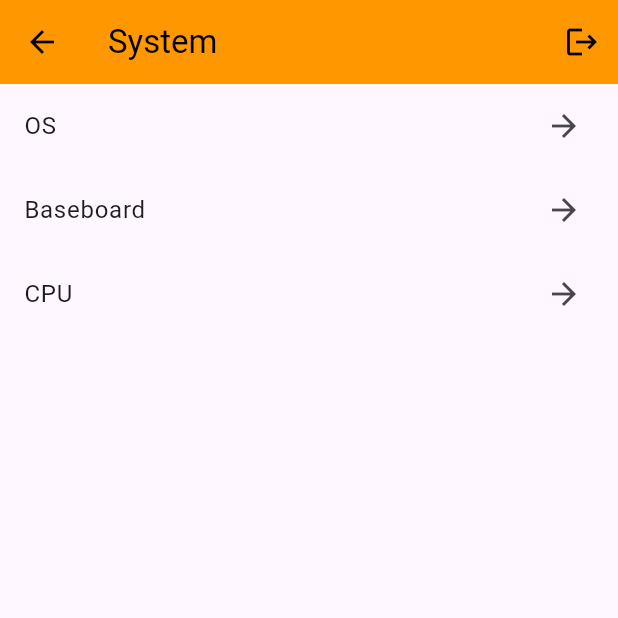
After one commit to s3ppo/unraid_mobile_ui, a Flutter app: the SystemPage screen opened by its route, on a phone screen of 412 x 824 dp, the top half of it. The commit adds this screen. Run offline on Flutter 3.47's test engine with Material 3 defaults, Android fonts, the phone set to English and light mode, and no system bars; our stand-ins replace flutter_secure_storage, font_awesome_flutter, graphql_flutter, package_info_plus; missing offline and left inert: fan_floating_menu; accounts and stored records are empty; network calls fail.

Commit message:
begin system

```diff
--- a/lib/global/routes.dart
+++ b/lib/global/routes.dart
@@ -4,9 +4,12 @@ import 'package:unraid_ui/screens/dockers.dart';
 import 'package:unraid_ui/screens/login.dart';
 import 'package:unraid_ui/screens/plugins.dart';
 import 'package:unraid_ui/screens/shares.dart';
-
-import '../screens/home.dart';
-import '../screens/vms.dart';
+import 'package:unraid_ui/screens/home.dart';
+import 'package:unraid_ui/screens/vms.dart';
+import 'package:unraid_ui/screens/system.dart';
+import 'package:unraid_ui/screens/system_baseboard.dart';
+import 'package:unraid_ui/screens/system_cpu.dart';
+import 'package:unraid_ui/screens/system_os.dart';
 
 class Routes {
   static const String login = "login";
@@ -16,6 +19,10 @@ class Routes {
   static const String plugins = "plugins";
   static const String vms = "vms";
   static const String shares = "shares";
+  static const String system = "system";
+  static const String systemBaseboard = "system_baseboard";
+  static const String systemCpu = "system_cpu";
+  static const String systemOs = "system_os";
 
   static Route<dynamic> onGenerateRoute(RouteSettings settings) {
     return MaterialPageRoute(
@@ -36,6 +43,14 @@ class Routes {
               return const PluginsPage();
             case shares:
               return const SharesPage();
+            case system:
+              return const SystemPage();
+            case systemBaseboard:
+              return const BaseboardPage();
+            case systemCpu:
+              return const CpuPage();
+            case systemOs:
+              return const OsPage();
             default:
               return const LoginPage();
           }
--- a/lib/screens/home.dart
+++ b/lib/screens/home.dart
@@ -3,8 +3,7 @@ import 'package:graphql_flutter/graphql_flutter.dart';
 import 'package:provider/provider.dart';
 import 'package:unraid_ui/notifiers/auth_state.dart';
 import 'package:font_awesome_flutter/font_awesome_flutter.dart';
-
-import '../global/routes.dart';
+import 'package:unraid_ui/global/routes.dart';
 
 class HomePage extends StatefulWidget {
   const HomePage({Key? key}) : super(key: key);
--- /dev/null
+++ b/lib/screens/system.dart
@@ -0,0 +1,113 @@
+import 'package:flutter/material.dart';
+import 'package:graphql_flutter/graphql_flutter.dart';
+import 'package:provider/provider.dart';
+import 'package:unraid_ui/notifiers/auth_state.dart';
+import 'package:font_awesome_flutter/font_awesome_flutter.dart';
+import 'package:unraid_ui/global/routes.dart';
+
+class SystemPage extends StatefulWidget {
+  const SystemPage({Key? key}) : super(key: key);
+
+  @override
+  _MySystemPageState createState() => _MySystemPageState();
+}
+
+class _MySystemPageState extends State<SystemPage> {
+  AuthState? _state;
+
+  @override
+  void initState() {
+    super.initState();
+    _state = Provider.of<AuthState>(context, listen: false);
+  }
+
+  @override
+  Widget build(BuildContext context) {
+    return GraphQLProvider(
+        client: _state!.client,
+        child: Scaffold(
+            appBar: AppBar(
+              title: const Text('System'),
+              actions: <Widget>[
+                IconButton(
+                    icon: const Icon(Icons.logout),
+                    onPressed: () => _state!.logout())
+              ],
+              elevation: 0,
+            ),
+            body: Container(child: showSystemContent())));
+  }
+
+  Widget showSystemContent() {
+    String readAllInfo = """
+      query {
+        info {
+          cpu {
+            manufacturer
+            brand
+            vendor
+            family
+            model
+            stepping
+            revision
+            voltage
+            speed
+            speedmin
+            speedmax
+            threads
+            cores
+            processors
+            socket
+            cache
+          }
+          baseboard {
+            manufacturer
+            model
+            version
+            serial
+            assetTag
+          }
+          os {
+            platform
+            distro
+            release
+            codename
+            kernel
+            arch
+            hostname
+            codepage
+            logofile
+            serial
+            build
+            uptime
+          }
+        }
+      }
+     """;
+
+    return Expanded(
+        child: ListView(children: [
+      ListTile(
+        title: const Text('OS'),
+        trailing: const Icon(Icons.arrow_forward),
+        onTap: () {
+          Navigator.of(context).pushNamed(Routes.systemOs);
+        },
+      ),
+      ListTile(
+        title: const Text('Baseboard'),
+        trailing: const Icon(Icons.arrow_forward),
+        onTap: () {
+          Navigator.of(context).pushNamed(Routes.systemBaseboard);
+        },
+      ),
+      ListTile(
+        title: const Text('CPU'),
+        trailing: const Icon(Icons.arrow_forward),
+        onTap: () {
+          Navigator.of(context).pushNamed(Routes.systemCpu);
+        },
+      )
+    ]));
+  }
+}
```
Also changed, not shown: lib/screens/shares.dart (+0 -8 lines), lib/screens/system_baseboard.dart (added, +45 -0 lines), lib/screens/system_cpu.dart (added, +45 -0 lines), lib/screens/system_os.dart (added, +45 -0 lines), 4 other files.
